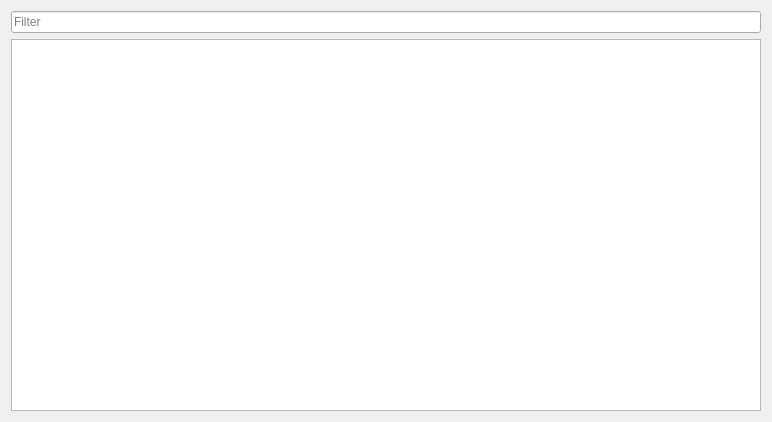
This is src/mapclient/tools/pluginfinder/qt/pluginfinderdialog.ui in MusculoskeletalAtlasProject/mapclient as Qt 5 draws it before an edit. The edited form follows.
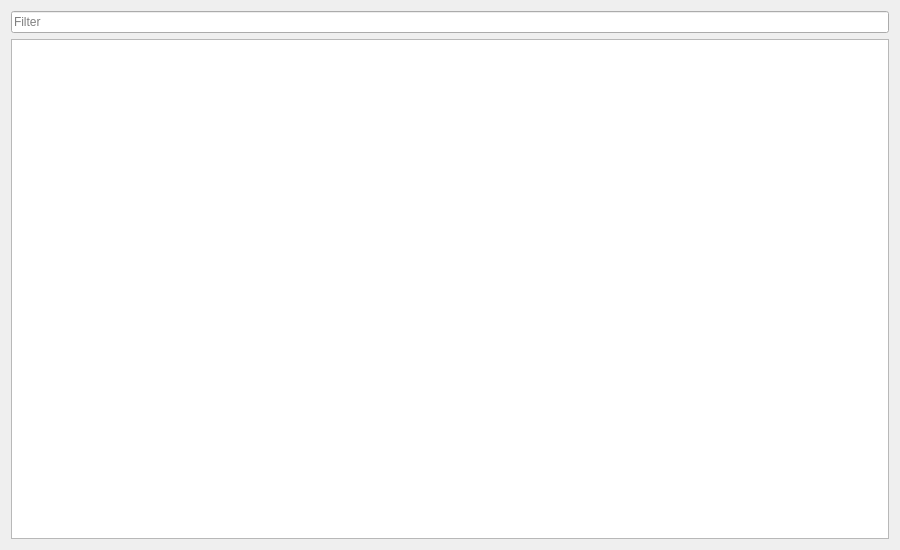
This is the edited form. Custom widgets are drawn as their Qt base class.

Commit message:
Update default size of PluginFinder window.
Increase the default size of the PluginFinder dialog window.

Diff of the .ui file:
```diff
--- a/src/mapclient/tools/pluginfinder/qt/pluginfinderdialog.ui
+++ b/src/mapclient/tools/pluginfinder/qt/pluginfinderdialog.ui
@@ -6,8 +6,8 @@
    <rect>
     <x>0</x>
     <y>0</y>
-    <width>772</width>
-    <height>422</height>
+    <width>900</width>
+    <height>550</height>
    </rect>
   </property>
   <property name="windowTitle">
```
The commit also changes 1 other file.
